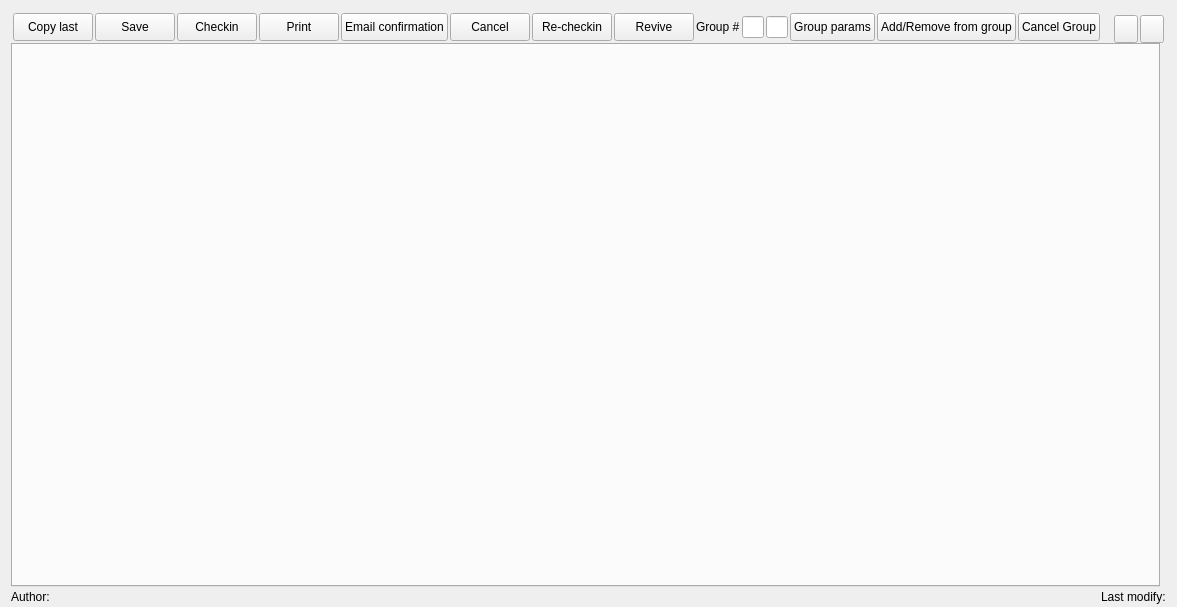
Before: the Qt Designer form Resort/wreservation.ui in End1-1/Resort, drawn with Qt 5.
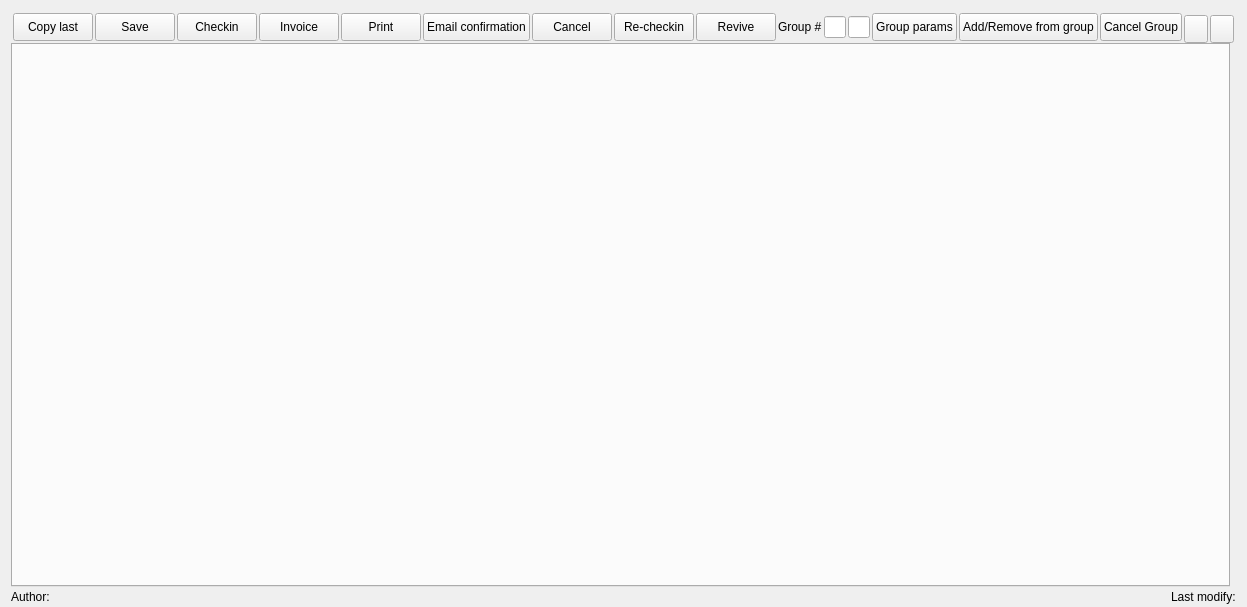
After: the same form once the commit is applied. Icons and pictures are not drawn. Custom widgets are drawn as their Qt base class.

The edit to the form file:
```diff
--- a/Resort/wreservation.ui
+++ b/Resort/wreservation.ui
@@ -6,7 +6,7 @@
    <rect>
     <x>0</x>
     <y>0</y>
-    <width>1177</width>
+    <width>1233</width>
     <height>607</height>
    </rect>
   </property>
@@ -149,6 +149,23 @@
         </property>
        </widget>
       </item>
+      <item>
+       <widget class="QPushButton" name="btnInvoice">
+        <property name="maximumSize">
+         <size>
+          <width>2222</width>
+          <height>2222</height>
+         </size>
+        </property>
+        <property name="text">
+         <string>Invoice</string>
+        </property>
+        <property name="icon">
+         <iconset resource="res.qrc">
+          <normaloff>:/images/invoice.png</normaloff>:/images/invoice.png</iconset>
+        </property>
+       </widget>
+      </item>
       <item>
        <widget class="QPushButton" name="btnPrint">
         <property name="minimumSize">
```
